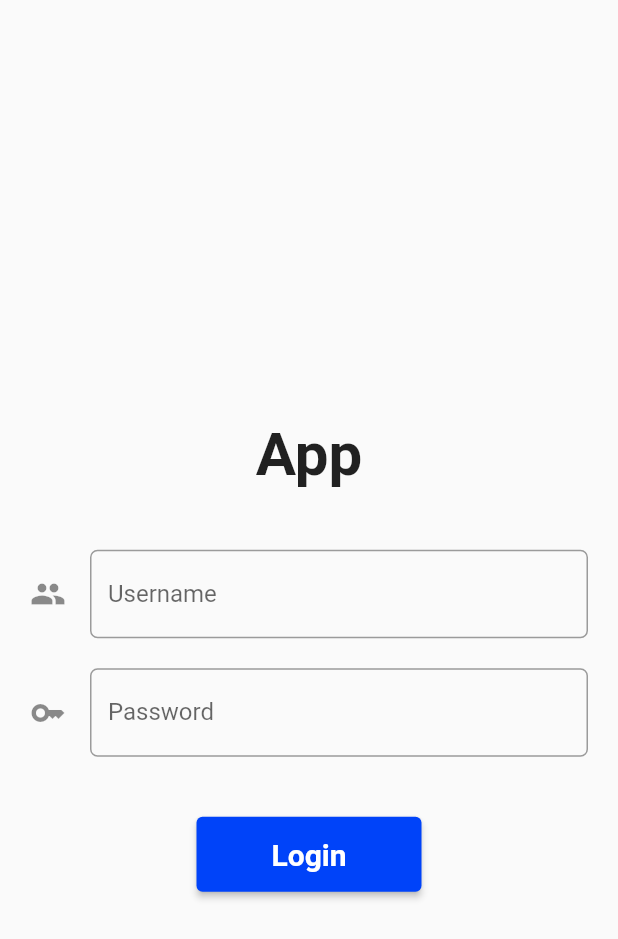
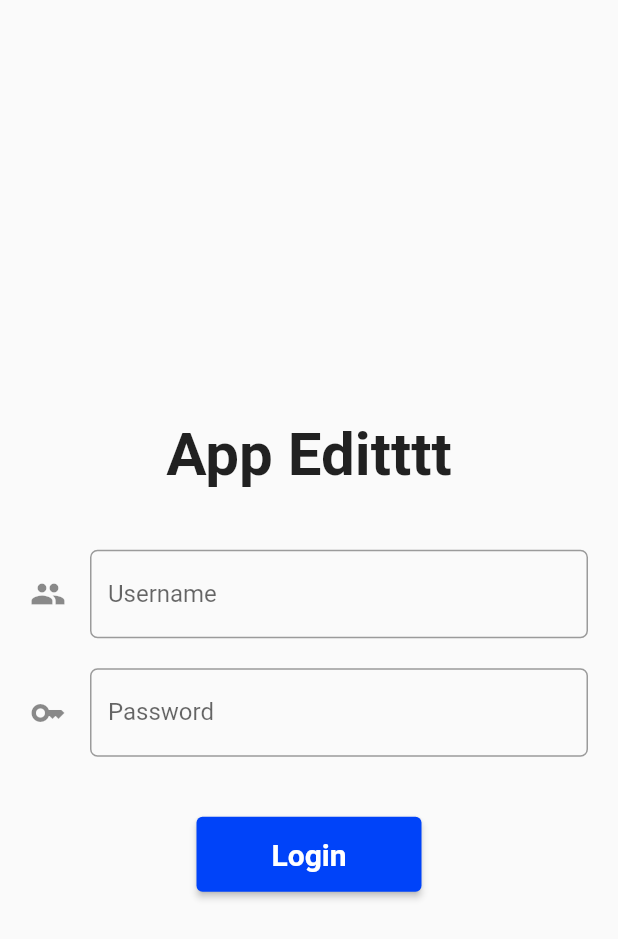
Before and after one commit to Whyu2/App_flutter, a Flutter app: the screen it shows after launch, on a phone screen of 412 x 824 dp. Shown: the top 939 px of the screen. Run offline on Flutter 3.47's test engine with Material 2 defaults, Android fonts, the phone set to English and light mode, and no system bars; our stand-ins replace dropdown_search, shared_preferences.

Commit message:
Ubah login

```diff
--- a/lib/main.dart
+++ b/lib/main.dart
@@ -49,7 +49,7 @@ class MyLoginFormState extends State<MyLoginForm> {
               child: Column(children: [
                 SizedBox(height: 50),
                 Text(
-                  "App",
+                  "App Editttt",
                   textAlign: TextAlign.center,
                   style: TextStyle(
                     fontSize: 40,
```
Also changed, not shown: lib/edit_perdin.dart (+3 -7 lines).
